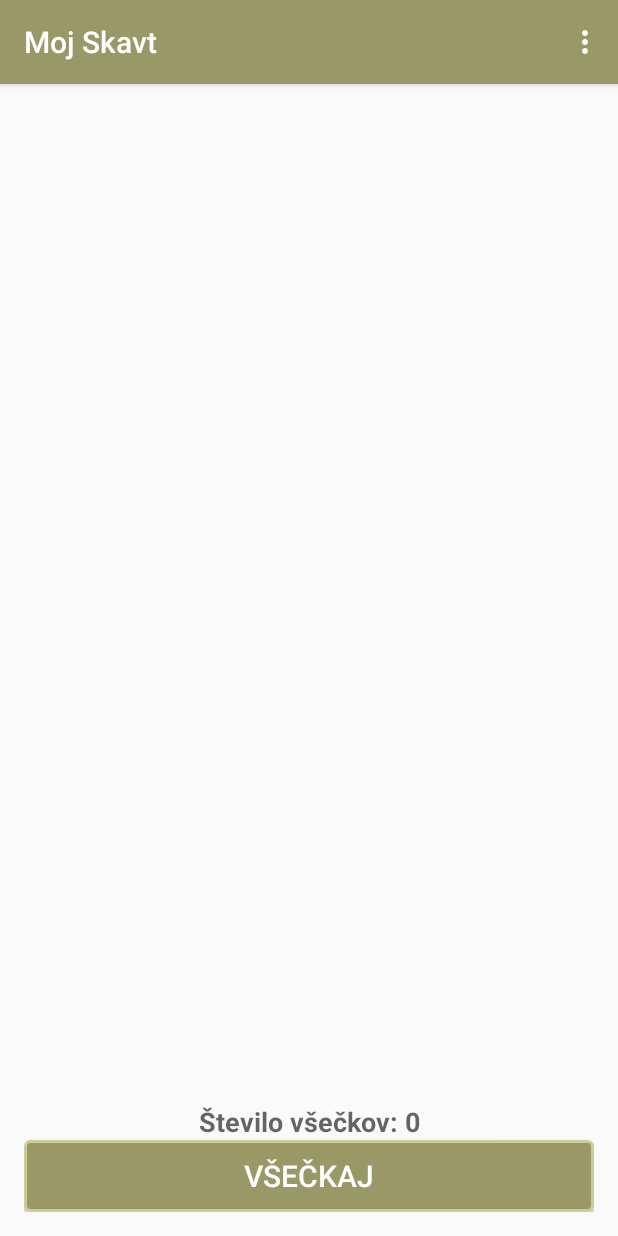
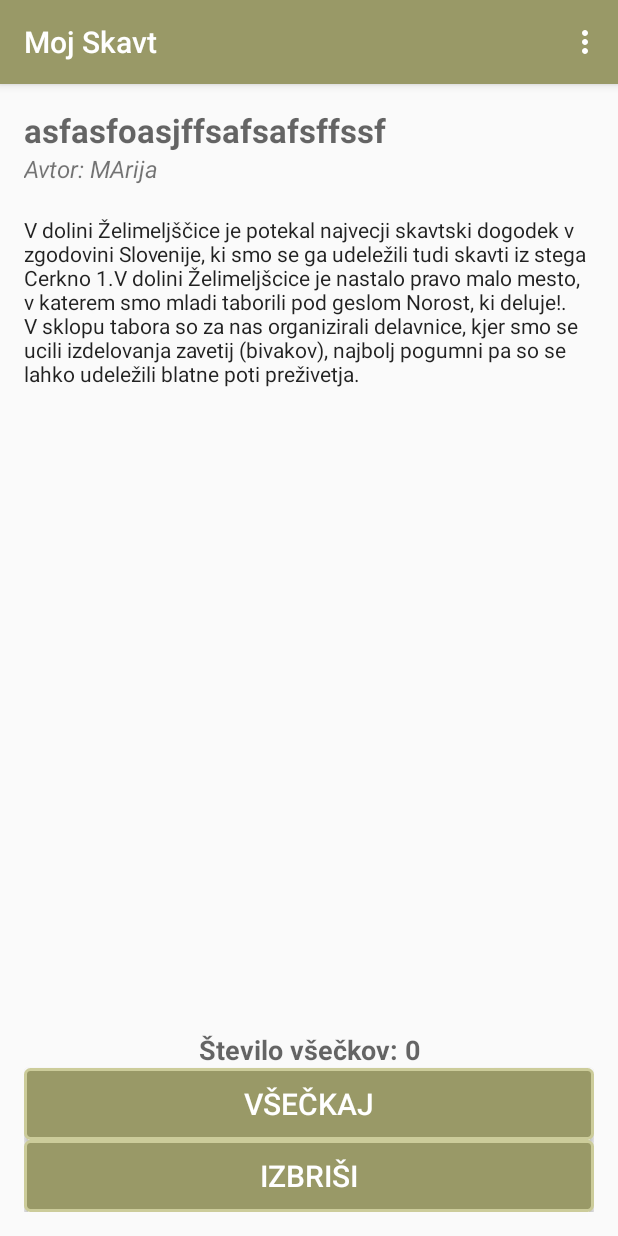
Before and after one commit to Cerozz/Skavt, an Android app: the ExperienceDetails screen opened directly, with no data from a screen before it, on a phone screen of 412 x 824 dp. Run offline under Robolectric (Android 15) with nearby library versions, the phone set to English and light mode, and no system bars; 4 statements that could not run were skipped.

Commit message:
Sedaj lahko izkušnje dodaš, izbrišeš svoje..

```diff
--- a/app/src/main/java/com/example/zoki/skavt/Experiences/ExperienceMain.java
+++ b/app/src/main/java/com/example/zoki/skavt/Experiences/ExperienceMain.java
@@ -50,6 +50,7 @@ public class ExperienceMain extends AppCompatActivity {
             @Override
             public void onClick(View v) {
                 Intent intent = new Intent(ExperienceMain.this, ExperienceCreate.class);
+                intent.putExtra("USERNAME", username);
                 startActivity(intent);
             }
         });
@@ -61,6 +62,7 @@ public class ExperienceMain extends AppCompatActivity {
             public void onItemClick(AdapterView<?> parent, View view, int position, long id) {
                 Intent intent = new Intent(ExperienceMain.this, ExperienceDetails.class);
                 Experience ex = (Experience) parent.getItemAtPosition(position);
+                intent.putExtra("USERNAME", username);
                 intent.putExtra("experience", ex);
                 startActivity(intent);
 
--- a/app/src/main/res/layout/activity_experience_details.xml
+++ b/app/src/main/res/layout/activity_experience_details.xml
@@ -1,4 +1,11 @@
 <?xml version="1.0" encoding="utf-8"?>
+<android.support.design.widget.CoordinatorLayout xmlns:android="http://schemas.android.com/apk/res/android"
+    xmlns:tools="http://schemas.android.com/tools"
+    android:id="@+id/coordinatorLayout"
+    android:layout_width="match_parent"
+    android:layout_height="match_parent"
+    tools:context=".MainActivity">
+
 <RelativeLayout xmlns:android="http://schemas.android.com/apk/res/android"
     xmlns:tools="http://schemas.android.com/tools"
     android:layout_width="match_parent"
@@ -17,6 +24,7 @@
         android:layout_alignParentTop="true"
         android:textAppearance="?android:attr/textAppearanceMedium"
         android:textSize="22dp"
+        android:text="asfasfoasjffsafsafsffssf"
         android:textStyle="bold" />
 
     <TextView
@@ -25,6 +33,7 @@
         android:layout_height="wrap_content"
         android:layout_alignParentStart="true"
         android:layout_below="@+id/tvTitle"
+        android:text="Avtor: MArija"
         android:textAppearance="?android:attr/textAppearanceSmall"
         android:textSize="16dp"
         android:textStyle="italic" />
@@ -33,31 +42,47 @@
         android:id="@+id/tvDetails"
         android:layout_width="wrap_content"
         android:paddingTop="20dp"
+        android:text="V dolini Želimeljščice je potekal najvecji skavtski dogodek v zgodovini Slovenije, ki smo se ga udeležili tudi skavti iz stega Cerkno 1.V dolini Želimeljšcice je nastalo pravo malo mesto, v katerem smo mladi taborili pod geslom Norost, ki deluje!. V sklopu tabora so za nas organizirali delavnice, kjer smo se ucili izdelovanja zavetij (bivakov), najbolj pogumni pa so se lahko udeležili blatne poti preživetja."
         android:layout_height="wrap_content"
         android:layout_alignParentStart="true"
         android:layout_below="@+id/tvAuthor"
         android:textAppearance="?android:attr/textAppearance" />
 
+    <TextView
+        android:id="@+id/tvLike"
+        android:layout_width="match_parent"
+        android:layout_height="wrap_content"
+        android:gravity="center"
+        android:textAppearance="?android:attr/textAppearanceMedium"
+        android:textSize="18dp"
+        android:textStyle="bold"
+        android:layout_above="@+id/btnLike"
+        android:text="Število všečkov: 10"
+        android:layout_alignParentStart="true" />
+
     <Button
         android:id="@+id/btnLike"
         android:layout_width="match_parent"
         android:layout_height="wrap_content"
-        android:layout_alignParentBottom="true"
-        android:layout_alignParentStart="true"
         android:background="@drawable/button_izkusnja"
         android:text="Všečkaj"
         android:textColor="#FFFFFF"
-        android:textSize="20dp" />
+        android:textSize="20dp"
+        android:layout_above="@+id/btnDelete"
+        android:layout_toEndOf="@+id/tvAuthor"
+        android:layout_alignParentStart="true" />
 
-    <TextView
-        android:id="@+id/tvLike"
+    <Button
         android:layout_width="match_parent"
         android:layout_height="wrap_content"
-        android:layout_above="@+id/btnLike"
-        android:layout_alignParentStart="true"
-        android:gravity="center"
-        android:textAppearance="?android:attr/textAppearanceMedium"
-        android:textSize="18dp"
-        android:textStyle="bold" />
+        android:background="@drawable/button_izkusnja"
+        android:text="Izbriši"
+        android:textColor="#FFFFFF"
+        android:textSize="20dp"
+        android:id="@+id/btnDelete"
+        android:layout_alignParentBottom="true"
+        android:layout_alignParentStart="true" />
+
 
 </RelativeLayout>
+</android.support.design.widget.CoordinatorLayout>
```
Also changed, not shown: app/src/main/java/com/example/zoki/skavt/Experiences/ExperienceCreate.java (+34 -22 lines), app/src/main/java/com/example/zoki/skavt/Experiences/ExperienceDetails.java (+80 -0 lines), app/src/main/res/layout/activity_experience_create.xml (+3 -4 lines).
